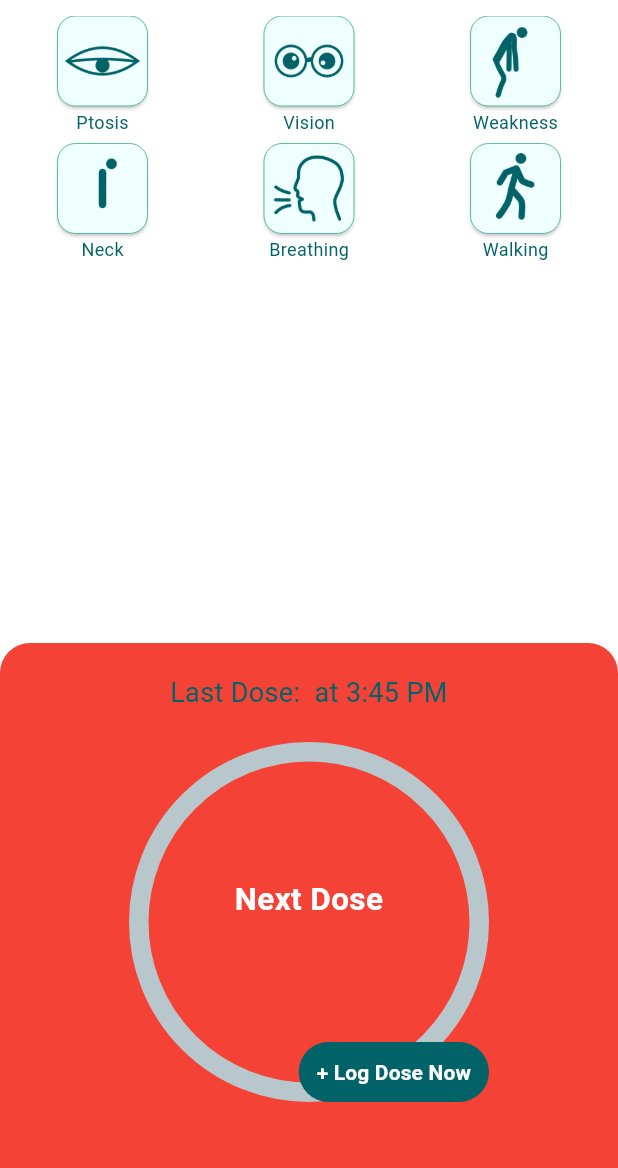
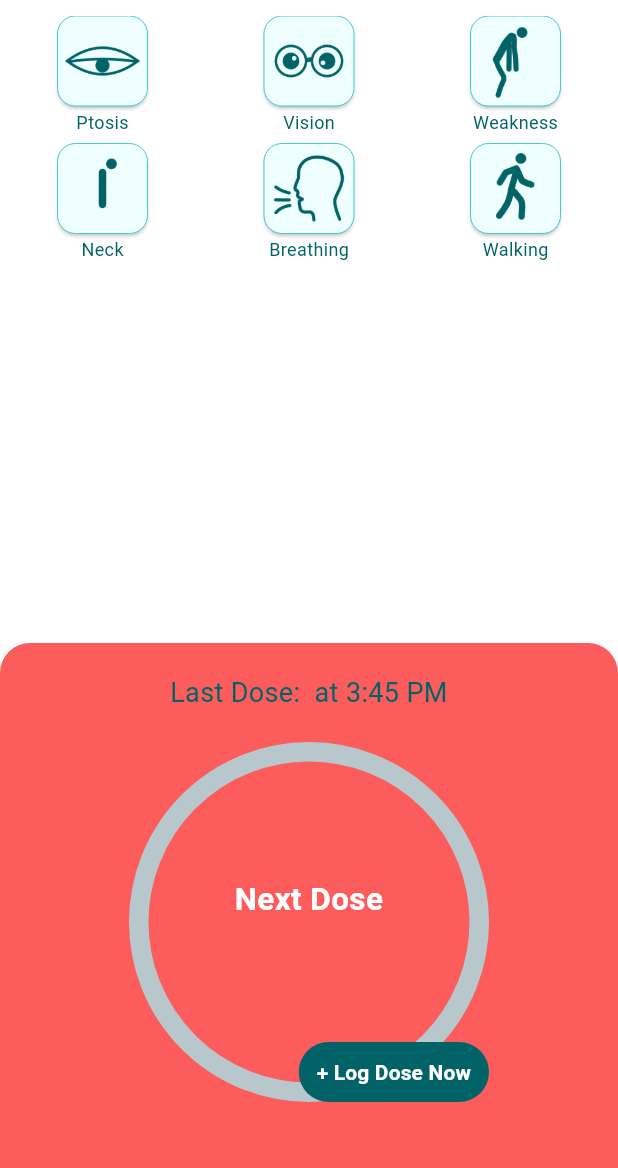
Before and after one commit to dojosgithub/mestinow, a Flutter app: the StatusPage screen opened by its route, on a phone screen of 412 x 824 dp, the part 68-1236 px from its top. Run offline on Flutter 3.47's test engine with Material 3 defaults, Android fonts, the phone set to English and light mode, and no system bars; drawn by our look-alikes of percent_indicator; our stand-ins replace flutter_local_notifications, objectbox, shared_preferences, timezone; missing offline and left inert: relative_time; accounts and stored records are empty; generated files the repository leaves out were written again.

Commit message:
Fixes #25: ADA compliant colors

```diff
--- a/lib/theme/colors.dart
+++ b/lib/theme/colors.dart
@@ -3,9 +3,9 @@ import 'package:flutter/material.dart';
 class AppColors {
   static const Color primary = Colors.teal;
   static const Color warning = Colors.orange;
-  static const Color error = Colors.red;
+  static const Color error = Color(0xfffc5c5c);
   static const Color invalid = Colors.grey;
   static const Color darkPrimary = Color(0xff016367);
-  static const Color lightPrimary = Color(0xff5CBE9D);
+  static const Color lightPrimary = Color(0xff44ccd5);
   static const Color lighterPrimary = Color(0xffeffeff);
 }
```
